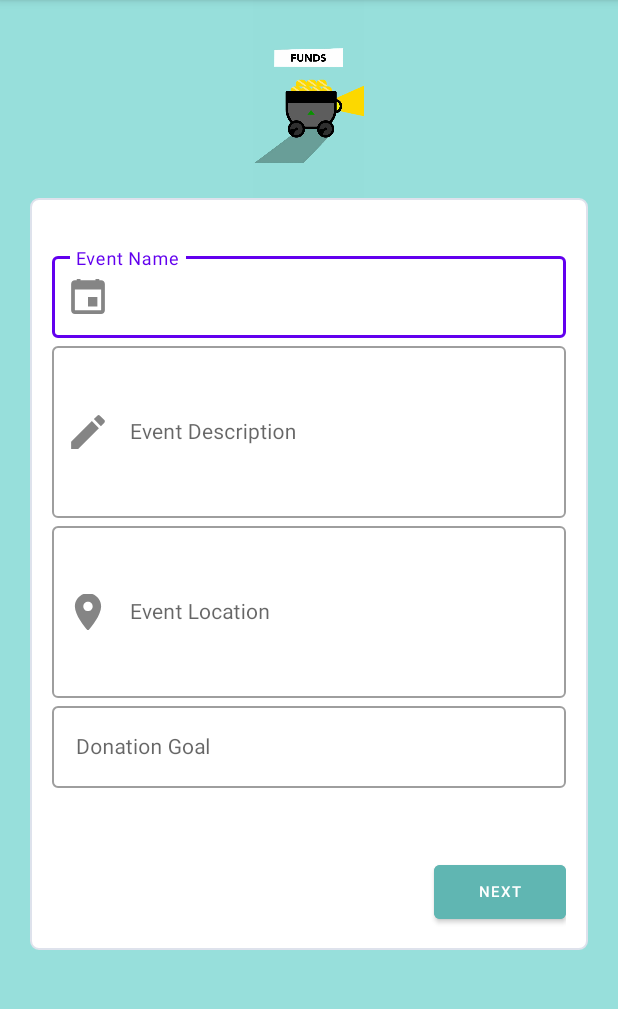
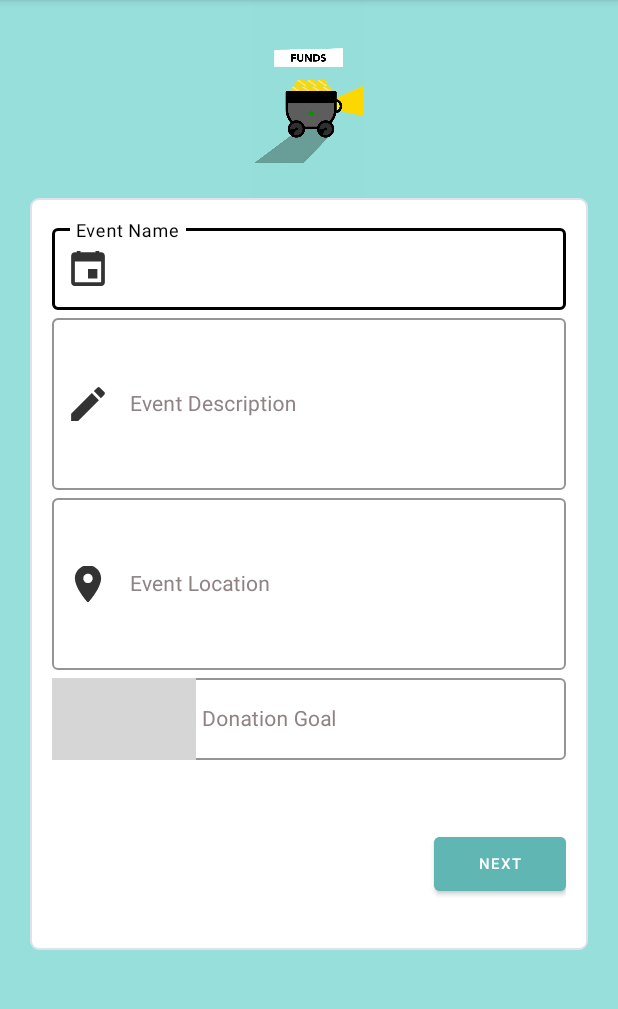
Before and after one commit to emon253/FundForChange, an Android app: the fragment CreateEventFragment shown on its own in the app's theme, on a phone screen of 412 x 824 dp, the part 84-1093 px from its top. Run offline under Robolectric (Android 15) with nearby library versions, the phone set to English and light mode, and no system bars; Roboto replaces fonts that are not available here; grey boxes are pictures that could not be loaded.

Commit message:
working on create event

```diff
--- a/app/src/main/java/com/example/fundforchange/activities/user/event/CreateEventFragment.java
+++ b/app/src/main/java/com/example/fundforchange/activities/user/event/CreateEventFragment.java
@@ -4,7 +4,6 @@ import android.os.Bundle;
 import android.view.LayoutInflater;
 import android.view.View;
 import android.view.ViewGroup;
-import android.widget.LinearLayout;
 
 import androidx.annotation.NonNull;
 import androidx.annotation.Nullable;
@@ -12,6 +11,8 @@ import androidx.constraintlayout.widget.ConstraintLayout;
 import androidx.fragment.app.Fragment;
 
 import com.example.fundforchange.R;
+import com.google.android.material.textfield.TextInputEditText;
+import com.google.android.material.textfield.TextInputLayout;
 
 
 public class CreateEventFragment extends Fragment {
@@ -25,6 +26,9 @@ public class CreateEventFragment extends Fragment {
 
     private ConstraintLayout createEventPage1;
     private ConstraintLayout createEventPage2;
+    private TextInputEditText eventDescriptionField;
+    private TextInputLayout eventDescriptionFieldLayout;
+    private TextInputLayout eventGoalFieldLayout;
 
     public CreateEventFragment() {
 
@@ -48,10 +52,14 @@ public class CreateEventFragment extends Fragment {
             mParam1 = getArguments().getString(ARG_PARAM1);
             mParam2 = getArguments().getString(ARG_PARAM2);
         }
-
-
-
-
+//        ViewStub stub = (ViewStub) getActivity().findViewById(R.id.layout_stub);
+//
+//        System.out.println("This is stub    "+stub);
+//        stub.setLayoutResource(R.layout.fragment_create_event2);
+//        View inflated = stub.inflate();
+//        LayoutInflater inflater = getLayoutInflater();
+//
+//        inflater.inflate(R.layout.fragment_create_event, container, false);
 
     }
 
@@ -73,6 +81,8 @@ public class CreateEventFragment extends Fragment {
 //        );
 //        donationtypeField.setAdapter(adapter);
 
+        //  eventDescriptionField =(TextInputEditText) getView().findViewById(R.id.eventDescriptionField);
+
     }
 
     @Override
@@ -81,4 +91,5 @@ public class CreateEventFragment extends Fragment {
 
         return inflater.inflate(R.layout.fragment_create_event, container, false);
     }
+
 }
--- a/app/src/main/res/layout/fragment_create_event.xml
+++ b/app/src/main/res/layout/fragment_create_event.xml
@@ -1,8 +1,8 @@
 <?xml version="1.0" encoding="utf-8"?>
 <LinearLayout xmlns:android="http://schemas.android.com/apk/res/android"
-    android:id="@+id/createEventPage1"
     xmlns:app="http://schemas.android.com/apk/res-auto"
     xmlns:tools="http://schemas.android.com/tools"
+    android:id="@+id/createEventPage1"
     android:layout_width="match_parent"
     android:layout_height="match_parent"
     android:background="#97DFDB"
@@ -13,16 +13,16 @@
         android:id="@+id/imageView3"
         android:layout_width="287dp"
         android:layout_height="132dp"
-        android:src="@drawable/ffc2"
         android:layout_gravity="center_horizontal"
-         />
+        android:src="@drawable/ffc2" />
 
-    <RelativeLayout
+    <ScrollView
         android:layout_width="match_parent"
         android:layout_height="501dp"
+        android:layout_marginLeft="20dp"
         android:layout_marginRight="20dp"
-        android:layout_marginLeft="20dp"
         android:background="@drawable/shape"
+
         app:layout_constraintBottom_toBottomOf="parent"
         app:layout_constraintEnd_toEndOf="parent"
         app:layout_constraintHorizontal_bias="0.481"
@@ -55,16 +55,45 @@
 
             <!--            </com.google.android.material.textfield.TextInputLayout>-->
             <com.google.android.material.textfield.TextInputLayout
-                android:id="@+id/eventNameField"
                 style="@style/Widget.MaterialComponents.TextInputLayout.OutlinedBox"
                 android:layout_width="match_parent"
                 android:layout_height="60dp"
                 android:hint="Event Name"
-                app:helperTextTextColor="#FF5252"
+                android:textColorHint="#8F8383"
+                app:boxStrokeColor="@color/black"
+                app:hintTextColor="@color/black"
                 app:startIconDrawable="@drawable/donation_event_icon"
+                app:startIconTint="@color/black"
                 tools:ignore="DuplicateIds,InvalidId">
 
                 <com.google.android.material.textfield.TextInputEditText
+                    android:id="@+id/eventDonationGoal"
+                    android:layout_width="match_parent"
+                    android:layout_height="match_parent"
+                    android:inputType="textMultiLine"
+                    android:outlineSpotShadowColor="@color/black"
+                    android:textColor="#000"
+                    android:textSize="14sp" />
+
+            </com.google.android.material.textfield.TextInputLayout>
+
+            <com.google.android.material.textfield.TextInputLayout
+                android:id="@+id/eventDescriptionFieldLayout"
+
+                style="@style/Widget.MaterialComponents.TextInputLayout.OutlinedBox"
+                android:layout_width="match_parent"
+                android:layout_height="120dp"
+                android:hint="Event Description"
+                android:textColorHint="#8F8383"
+                app:boxStrokeColor="@color/black"
+                app:hintTextColor="@color/black"
+                app:startIconDrawable="@drawable/donation_purpose_icon"
+                app:startIconTint="@color/black"
+                tools:ignore="InvalidId">
+
+                <com.google.android.material.textfield.TextInputEditText
+                    android:id="@+id/eventDescriptionField"
+
                     android:layout_width="match_parent"
                     android:layout_height="match_parent"
                     android:inputType="textMultiLine"
@@ -74,16 +103,19 @@
             </com.google.android.material.textfield.TextInputLayout>
 
             <com.google.android.material.textfield.TextInputLayout
-                android:id="@+id/eventDescriptionField"
                 style="@style/Widget.MaterialComponents.TextInputLayout.OutlinedBox"
                 android:layout_width="match_parent"
                 android:layout_height="120dp"
-                android:hint="Event Description"
-                app:helperTextTextColor="#FF5252"
-                app:startIconDrawable="@drawable/donation_purpose_icon"
+                android:hint="Event Location"
+                android:textColorHint="#8F8383"
+                app:boxStrokeColor="@color/black"
+                app:hintTextColor="@color/black"
+                app:startIconDrawable="@drawable/donation_location_icon"
+                app:startIconTint="@color/black"
                 tools:ignore="InvalidId">
 
                 <com.google.android.material.textfield.TextInputEditText
+                    android:id="@+id/eventLocation"
                     android:layout_width="match_parent"
                     android:layout_height="match_parent"
                     android:inputType="textMultiLine"
@@ -93,34 +125,21 @@
             </com.google.android.material.textfield.TextInputLayout>
 
             <com.google.android.material.textfield.TextInputLayout
-                android:id="@+id/eventLocation"
-                style="@style/Widget.MaterialComponents.TextInputLayout.OutlinedBox"
-                android:layout_width="match_parent"
-                android:layout_height="120dp"
-                android:hint="Event Location"
-                app:helperTextTextColor="#FF5252"
-                app:startIconDrawable="@drawable/donation_location_icon"
-                tools:ignore="InvalidId">
+                android:id="@+id/eventDonationGoalLayout"
 
-                <com.google.android.material.textfield.TextInputEditText
-                    android:layout_width="match_parent"
-                    android:layout_height="match_parent"
-                    android:inputType="textMultiLine"
-                    android:textColor="#000"
-                    android:textSize="14sp" />
-
-            </com.google.android.material.textfield.TextInputLayout>
-
-            <com.google.android.material.textfield.TextInputLayout
-                android:id="@+id/donationGoal"
                 style="@style/Widget.MaterialComponents.TextInputLayout.OutlinedBox"
                 android:layout_width="match_parent"
                 android:layout_height="60dp"
                 android:hint="Donation Goal"
-                app:helperTextTextColor="#FF5252"
+                android:textColorHint="#8F8383"
+                app:boxStrokeColor="@color/black"
+                app:hintTextColor="@color/black"
+                app:startIconTint="@color/black"
+                app:startIconDrawable="@drawable/doller_icon"
                 tools:ignore="DuplicateIds,InvalidId">
 
                 <com.google.android.material.textfield.TextInputEditText
+                    android:id="@+id/eventNameField"
                     android:layout_width="match_parent"
                     android:layout_height="match_parent"
                     android:inputType="number"
@@ -128,6 +147,12 @@
                     android:textSize="14sp" />
 
             </com.google.android.material.textfield.TextInputLayout>
+
+            <ViewStub
+                android:id="@+id/layout_stub"
+                android:layout_width="match_parent"
+                android:layout_height="wrap_content"
+                android:inflatedId="@+id/message_layout" />
 
             <Button
                 android:id="@+id/nextBtn"
@@ -140,7 +165,7 @@
                 android:textColor="#FFFFFF"
                 android:textSize="10sp" />
         </LinearLayout>
-    </RelativeLayout>
+    </ScrollView>
 
 
 </LinearLayout>
--- a/app/src/main/res/menu/activity_use_main_drawer.xml
+++ b/app/src/main/res/menu/activity_use_main_drawer.xml
@@ -16,5 +16,9 @@
             android:id="@+id/nav_create_event"
             android:icon="@drawable/ic_action_create_event"
             android:title="@string/menu_requestEvent" />
+<!--        <item-->
+<!--            android:id="@+id/nav_registered_user"-->
+<!--            android:icon="@drawable/ic_action_create_event"-->
+<!--            android:title="Registered Users" />-->
     </group>
 </menu>
```
